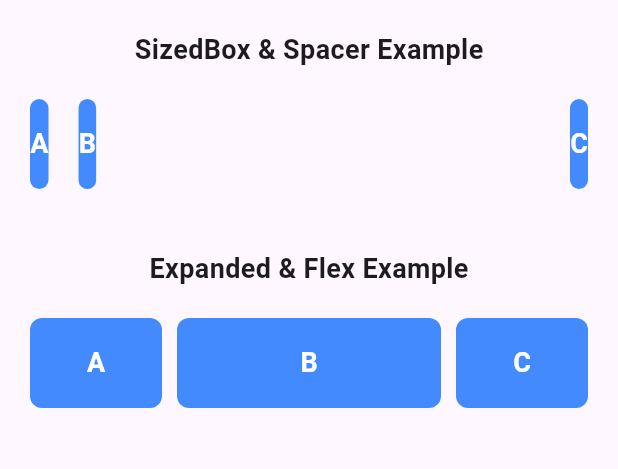
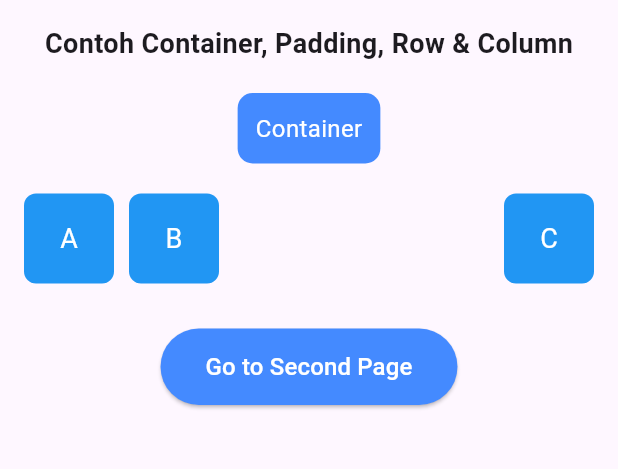
Before and after one commit to rismanitalst/rismanita_app, a Flutter app: the screen it shows after launch, on a phone screen of 412 x 824 dp, the part 84-553 px from its top. Run offline on Flutter 3.47's test engine with Material 3 defaults, Android fonts, the phone set to English and light mode, and no system bars.

Commit message:
done? huhu

```diff
--- a/lib/main.dart
+++ b/lib/main.dart
@@ -12,6 +12,7 @@
     return MaterialApp(
       debugShowCheckedModeBanner: false,
       title: "RismanitaApp",
+      theme: ThemeData(primarySwatch: Colors.blue),
       home: const MyHome(),
     );
   }
@@ -28,32 +29,104 @@
         backgroundColor: Colors.blueAccent,
       ),
       body: Padding(
-        padding: const EdgeInsets.all(20),
+        padding: const EdgeInsets.all(16.0),
         child: Column(
           children: [
             const Text(
-              "SizedBox & Spacer Example",
+              "Contoh Container, Padding, Row & Column",
               style: TextStyle(fontSize: 18, fontWeight: FontWeight.bold),
             ),
             const SizedBox(height: 20),
 
+            // Container Example
+            Container(
+              padding: const EdgeInsets.all(12),
+              decoration: BoxDecoration(
+                color: Colors.blueAccent,
+                borderRadius: BorderRadius.circular(10),
+              ),
+              child: const Text(
+                "Container",
+                style: TextStyle(color: Colors.white, fontSize: 16),
+              ),
+            ),
+
+            const SizedBox(height: 20),
+
+            // Row Example
             Row(
               children: [
                 _buildBox("A"),
-                const SizedBox(width: 20),
+                const SizedBox(width: 10),
                 _buildBox("B"),
                 const Spacer(),
                 _buildBox("C"),
               ],
             ),
 
-            const SizedBox(height: 40),
+            const SizedBox(height: 30),
+
+            ElevatedButton(
+              onPressed: () {
+                Navigator.push(
+                  context,
+                  MaterialPageRoute(builder: (_) => const SecondPage()),
+                );
+              },
+              style: ElevatedButton.styleFrom(
+                backgroundColor: Colors.blueAccent,
+                padding:
+                    const EdgeInsets.symmetric(horizontal: 30, vertical: 14),
+              ),
+              child: const Text(
+                "Go to Second Page",
+                style: TextStyle(fontSize: 16, color: Colors.white),
+              ),
+            ),
+          ],
+        ),
+      ),
+    );
+  }
+
+  Widget _buildBox(String label) {
+    return Container(
+      height: 60,
+      width: 60,
+      alignment: Alignment.center,
+      decoration: BoxDecoration(
+        color: Colors.blue,
+        borderRadius: BorderRadius.circular(8),
+      ),
+      child: Text(
+        label,
+        style: const TextStyle(color: Colors.white, fontSize: 18),
+      ),
+    );
+  }
+}
+
+class SecondPage extends StatelessWidget {
+  const SecondPage({super.key});
+
+  @override
+  Widget build(BuildContext context) {
+    return Scaffold(
+      appBar: AppBar(
+        title: const Text("Second Page"),
+        backgroundColor: Colors.blueAccent,
+      ),
+      body: SingleChildScrollView(
+        padding: const EdgeInsets.all(16.0),
+        child: Column(
+          children: [
             const Text(
-              "Expanded & Flex Example",
+              "Contoh Expanded",
               style: TextStyle(fontSize: 18, fontWeight: FontWeight.bold),
             ),
             const SizedBox(height: 20),
 
+            // Expanded
             Row(
               children: [
                 Expanded(flex: 1, child: _buildBox("A")),
@@ -62,6 +135,31 @@
                 const SizedBox(width: 10),
                 Expanded(flex: 1, child: _buildBox("C")),
               ],
+            ),
+
+            const SizedBox(height: 40),
+
+            const Text(
+              "Contoh Menambahkan Image ",
+              style: TextStyle(fontSize: 18, fontWeight: FontWeight.bold),
+            ),
+            const SizedBox(height: 20),
+
+            Image.asset(
+              "assets/images/global.jpg",
+              height: 200,
+              fit: BoxFit.cover,
+            ),
+            const SizedBox(height: 20),
+            ElevatedButton(
+              onPressed: () => Navigator.pop(context),
+              style: ElevatedButton.styleFrom(
+                backgroundColor: Colors.blueAccent,
+              ),
+              child: const Text(
+                "Back to First Page",
+                style: TextStyle(color: Colors.white),
+              ),
             ),
           ],
         ),
```
